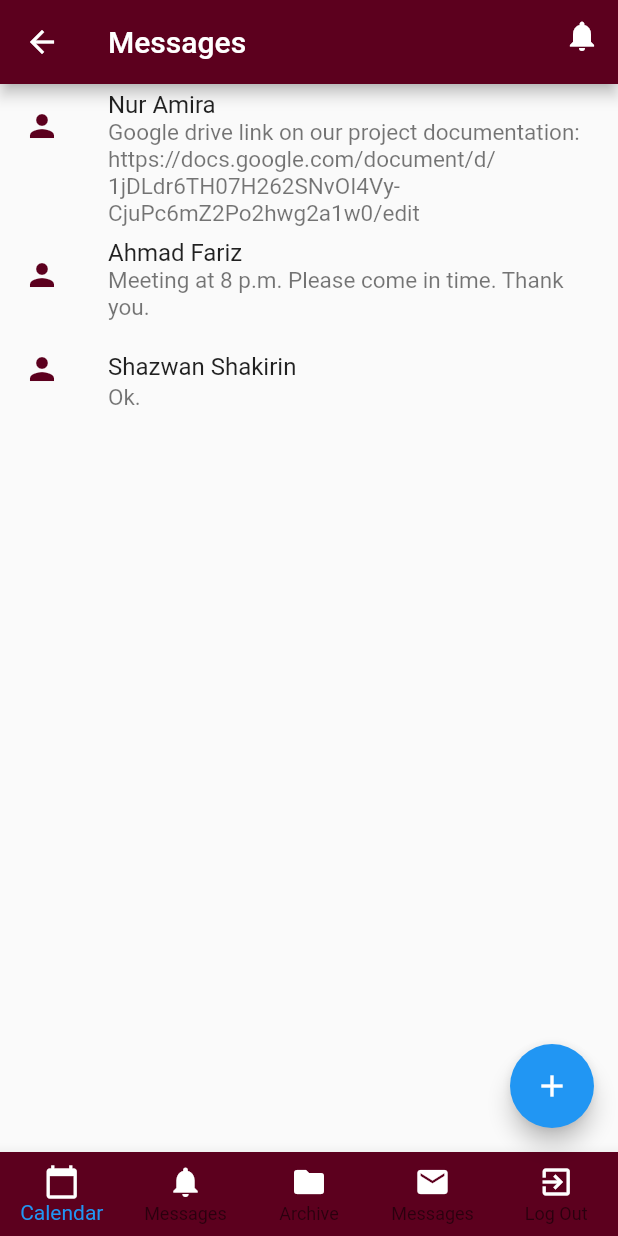
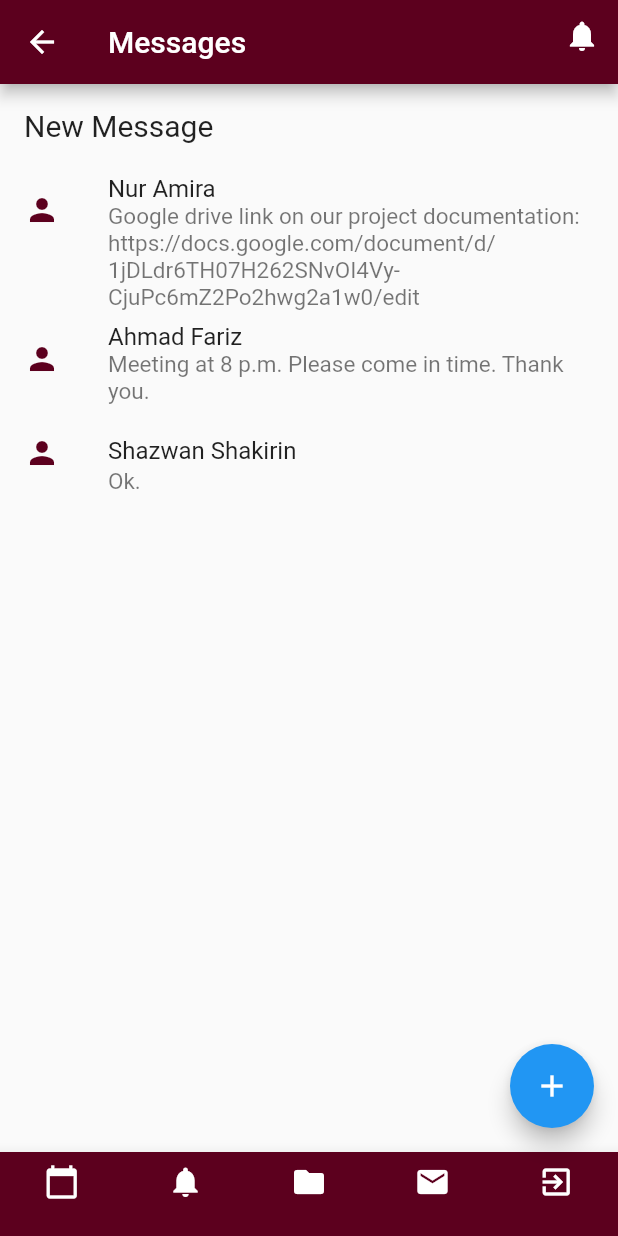
Before and after one commit to The-Brainiacs/elearning, a Flutter app: the MessagesPage screen opened directly, on a phone screen of 412 x 824 dp. Run offline on Flutter 3.47's test engine with Material 2 defaults, Android fonts, the phone set to English and light mode, and no system bars; Roboto replaces fonts that are missing (Arial).

Commit message:
add new messages page

```diff
--- a/lib/ui/views/messages.dart
+++ b/lib/ui/views/messages.dart
@@ -1,3 +1,4 @@
+import 'package:elearning_app/ui/views/newmessage.dart';
 import 'package:flutter/material.dart';
 
 class MessagesPage extends StatefulWidget {
@@ -77,6 +78,15 @@ class _BodyLayoutState extends State<BodyLayout> {
     return ListView(children: <Widget>[
 
       ListTile(
+        title: Text('New Message',
+        style: TextStyle(
+          fontSize: 20,
+        ),
+        ),
+        onTap: () => Navigator.push(
+            context, MaterialPageRoute(builder: (context) => NewMessagePage())),
+      ),
+      ListTile(
         title: Text('Nur Amira'),
         subtitle: Text('Google drive link on our project documentation: https://docs.google.com/document/d/1jDLdr6TH07H262SNvOI4Vy-CjuPc6mZ2Po2hwg2a1w0/edit',
         style: TextStyle(
@@ -84,22 +94,7 @@ class _BodyLayoutState extends State<BodyLayout> {
                     ),
         ),
         leading: Icon(Icons.person, color: Color(0xff5c001e)),
-        onTap: () {
-          final snackBar = SnackBar(
-            content: Text('You have not submitted Project Proposal 1'),
-            action: SnackBarAction(
-              label: 'Undo',
-              onPressed: () {
-                // Some code to undo the change.
-              },
-            ),
-          );
 
-          // Find the Scaffold in the widget tree and use
-          // it to show a SnackBar.
-          Scaffold.of(context).showSnackBar(snackBar);
-        },
-        // child: Text('Show SnackBar'),
       ),
       ListTile(
         title: Text('Ahmad Fariz'),
@@ -123,32 +118,12 @@ class _BodyLayoutState extends State<BodyLayout> {
 
         leading: Icon(Icons.person, color: Color(0xff5c001e)),
 
-        onTap: () {
-          final snackBar = SnackBar(
-            content: Text('Group 4 have not completed assignment 3, please submit by tomorrow'),
-            action: SnackBarAction(
-              label: 'Undo',
-              onPressed: () {
-                // Some code to undo the change.
-              },
-            ),
-          );
-
-          // Find the Scaffold in the widget tree and use
-          // it to show a SnackBar.
-          Scaffold.of(context).showSnackBar(snackBar);
-        },
-
-        // child: Text('Show SnackBar'),
       ),
 
 
     ]);
   }
 }
-
-
-
 
 BottomNavigationBar buildBottomNav() {
   return BottomNavigationBar(
@@ -157,26 +132,26 @@ BottomNavigationBar buildBottomNav() {
         items: [
           BottomNavigationBarItem(
             icon: Icon(Icons.calendar_today, color: Colors.white),
-            title: Text('Calendar', style: TextStyle(color: Colors.white),),
+            title: Text('', style: TextStyle(color: Colors.white),),
           ),
           BottomNavigationBarItem(
             icon: Icon(Icons.notifications,
 
              color: Colors.white),
-            title: Text('Messages', style: TextStyle(color: Colors.white),),
+            title: Text('', style: TextStyle(color: Colors.white),),
 
           ),
           BottomNavigationBarItem(
             icon: Icon(Icons.folder, color: Colors.white),
-            title: Text('Archive', style: TextStyle(color: Colors.white),),
+            title: Text('', style: TextStyle(color: Colors.white),),
           ),
           BottomNavigationBarItem(
             icon: Icon(Icons.mail, color: Colors.white),
-            title: Text('Messages', style: TextStyle(color: Colors.white),),
+            title: Text('', style: TextStyle(color: Colors.white),),
           ),
           BottomNavigationBarItem(
             icon: Icon(Icons.exit_to_app, color: Colors.white),
-            title: Text('Log Out', style: TextStyle(color: Colors.white),),
+            title: Text('', style: TextStyle(color: Colors.white),),
           ),
         ],
   );
--- /dev/null
+++ b/lib/ui/views/newmessage.dart
@@ -0,0 +1,44 @@
+
+import 'package:flutter/material.dart';
+
+
+class NewMessagePage extends StatefulWidget {
+  NewMessagePage({Key key}) : super(key: key);
+
+  @override
+  _NewMessagePageState createState() => new _NewMessagePageState();
+}
+
+/// State for [ExampleWidget] widgets.
+class _NewMessagePageState extends State<NewMessagePage> {
+  final TextEditingController _controller = new TextEditingController();
+
+  @override
+Widget build(BuildContext context) {
+  return new Scaffold(
+    body: new Column(
+      mainAxisAlignment: MainAxisAlignment.center,
+      children: <Widget>[
+        new TextField(
+            controller: _controller,
+            decoration: new InputDecoration(
+                hintText: 'Type something',
+            ),
+        ),
+        new RaisedButton(
+            onPressed: () {
+              showDialog(
+                  context: context,
+                  child: new AlertDialog(
+                      title: new Text('What you typed'),
+                      content: new Text(_controller.text),
+                  ),
+              );
+            },
+            child: new Text('DONE'),
+        ),
+      ],
+    ),
+  );
+}
+}
--- a/lib/ui/views/notifications.dart
+++ b/lib/ui/views/notifications.dart
@@ -151,26 +151,23 @@ BottomNavigationBar buildBottomNav() {
         items: [
           BottomNavigationBarItem(
             icon: Icon(Icons.calendar_today, color: Colors.white),
-            title: Text('Calendar', style: TextStyle(color: Colors.white),),
+            title: Text(''),
           ),
           BottomNavigationBarItem(
-            icon: Icon(Icons.notifications,
-
-             color: Colors.white),
-            title: Text('Notifications', style: TextStyle(color: Colors.white),),
-
+            icon: Icon(Icons.notifications, color: Colors.white),
+            title: Text(''),
           ),
           BottomNavigationBarItem(
             icon: Icon(Icons.folder, color: Colors.white),
-            title: Text('Archive', style: TextStyle(color: Colors.white),),
+            title: Text(''),
           ),
           BottomNavigationBarItem(
             icon: Icon(Icons.mail, color: Colors.white),
-            title: Text('Messages', style: TextStyle(color: Colors.white),),
+            title: Text(''),
           ),
           BottomNavigationBarItem(
             icon: Icon(Icons.exit_to_app, color: Colors.white),
-            title: Text('Log Out', style: TextStyle(color: Colors.white),),
+            title: Text(''),
           ),
         ],
   );
--- a/lib/ui/views/profile.dart
+++ b/lib/ui/views/profile.dart
@@ -250,23 +250,23 @@ BottomNavigationBar buildBottomNav() {
         items: [
           BottomNavigationBarItem(
             icon: Icon(Icons.calendar_today, color: Colors.white),
-            title: Text('Calendar', style: TextStyle(color: Colors.white),),
+            title: Text(''),
           ),
           BottomNavigationBarItem(
             icon: Icon(Icons.notifications, color: Colors.white),
-            title: Text('Notifications', style: TextStyle(color: Colors.white),),
+            title: Text(''),
           ),
           BottomNavigationBarItem(
             icon: Icon(Icons.folder, color: Colors.white),
-            title: Text('Archive', style: TextStyle(color: Colors.white),),
+            title: Text(''),
           ),
           BottomNavigationBarItem(
             icon: Icon(Icons.mail, color: Colors.white),
-            title: Text('Messages', style: TextStyle(color: Colors.white),),
+            title: Text(''),
           ),
           BottomNavigationBarItem(
             icon: Icon(Icons.exit_to_app, color: Colors.white),
-            title: Text('Log Out', style: TextStyle(color: Colors.white),),
+            title: Text(''),
           ),
         ],
   );
```
